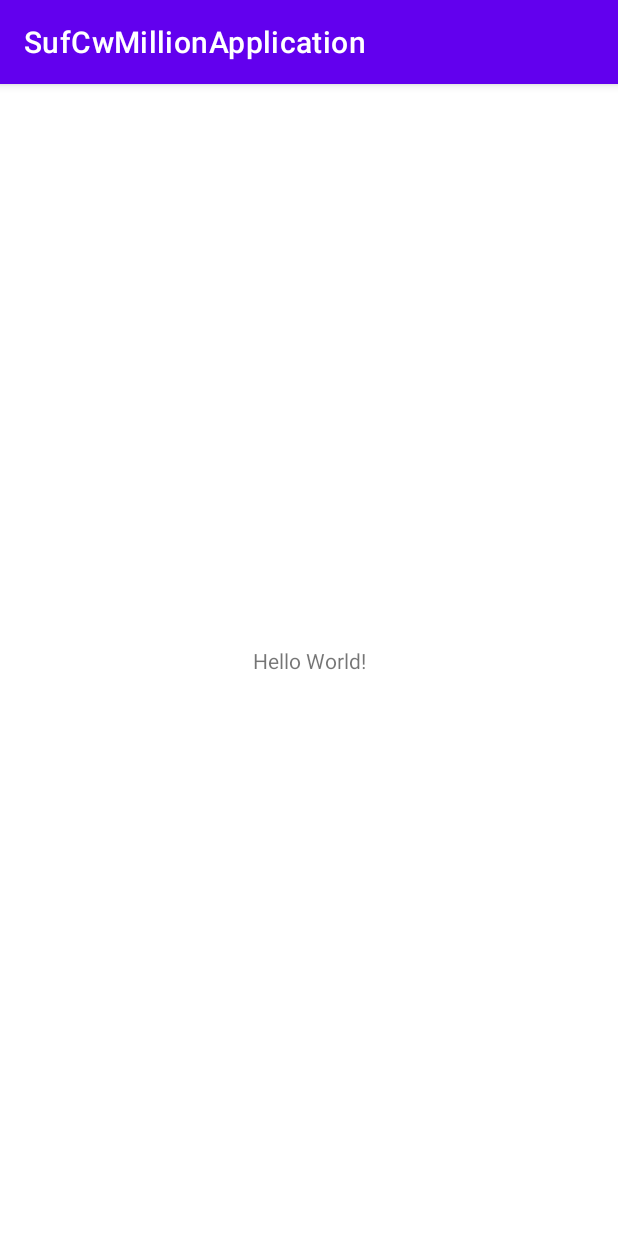
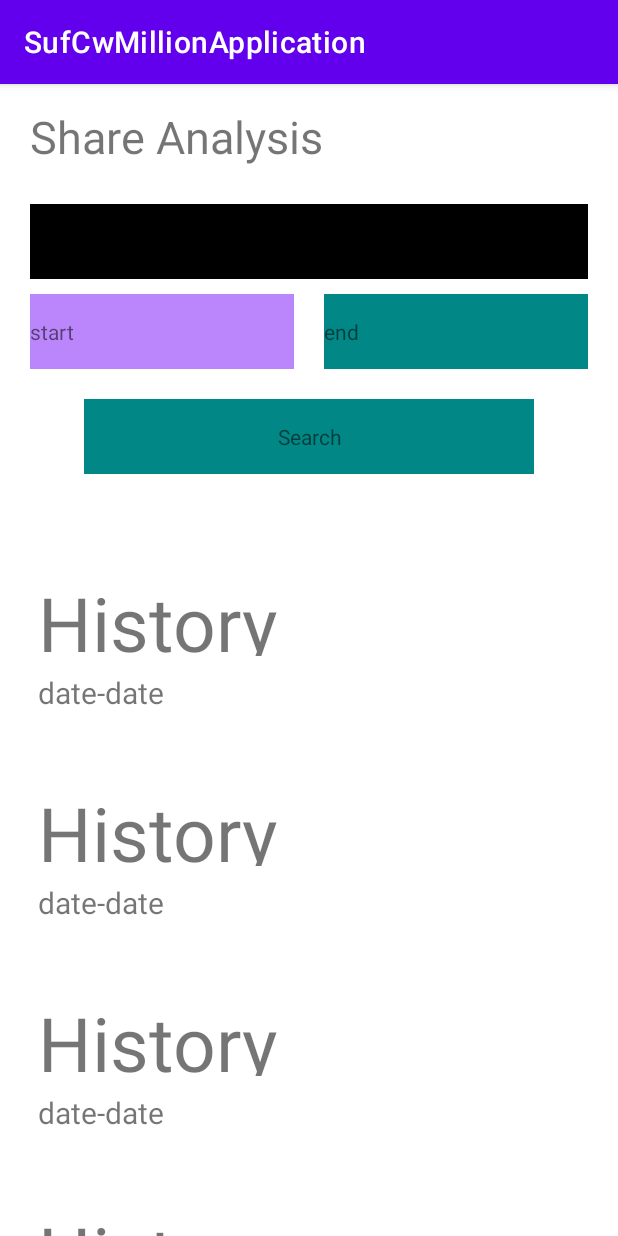
Before and after one commit to k-fin-2021/suf-cw-millions-app, an Android app: the screen it shows after launch (MainActivity), on a phone screen of 412 x 824 dp. Run offline under Robolectric (Android 15) with nearby library versions, the phone set to English and light mode, and no system bars.

Commit message:
create the first UI

```diff
--- a/app/build.gradle
+++ b/app/build.gradle
@@ -36,5 +36,4 @@ dependencies {
     testImplementation 'junit:junit:4.+'
     androidTestImplementation 'androidx.test.ext:junit:1.1.1'
     androidTestImplementation 'androidx.test.espresso:espresso-core:3.2.0'
-
 }
--- a/app/src/main/AndroidManifest.xml
+++ b/app/src/main/AndroidManifest.xml
@@ -6,7 +6,7 @@
     <uses-permission android:name="android.permission.INTERNET" />
 
     <application
-        android:name=".model.MainApplication"
+        android:name=".MainApplication"
         android:allowBackup="false"
         android:icon="@mipmap/ic_launcher"
         android:label="@string/app_name"
--- a/app/src/main/java/uk/ac/kcl/sufcwmillionapplication/model/MainApplication.java
+++ b/app/src/main/java/uk/ac/kcl/sufcwmillionapplication/MainApplication.java
@@ -1,4 +1,4 @@
-package uk.ac.kcl.sufcwmillionapplication.model;
+package uk.ac.kcl.sufcwmillionapplication;
 
 import android.app.Application;
 
--- a/app/src/main/java/uk/ac/kcl/sufcwmillionapplication/activity/MainActivity.java
+++ b/app/src/main/java/uk/ac/kcl/sufcwmillionapplication/activity/MainActivity.java
@@ -1,17 +1,50 @@
 package uk.ac.kcl.sufcwmillionapplication.activity;
 
 import androidx.appcompat.app.AppCompatActivity;
+import androidx.recyclerview.widget.LinearLayoutManager;
+import androidx.recyclerview.widget.RecyclerView;
 
 import android.os.Bundle;
+import android.widget.LinearLayout;
+
+import java.util.ArrayList;
+import java.util.List;
 
 import uk.ac.kcl.sufcwmillionapplication.R;
+import uk.ac.kcl.sufcwmillionapplication.bean.SearchBean;
+import uk.ac.kcl.sufcwmillionapplication.view.MainRecAdapter;
 
 public class MainActivity extends AppCompatActivity {
     public final static String TAG = "MainAcitvity";
+
+    RecyclerView mainRecyclerView;
+    MainRecAdapter adapter;
+    ArrayList<SearchBean> histories;
 
     @Override
     protected void onCreate(Bundle savedInstanceState) {
         super.onCreate(savedInstanceState);
         setContentView(R.layout.activity_main);
+        mainRecyclerView = findViewById(R.id.main_recyclerview);
+        initData();
+        init();
+    }
+
+    void init() {
+        adapter = new MainRecAdapter();
+        if (histories!=null){
+            adapter.setHistories(histories);
+        }
+        mainRecyclerView.setLayoutManager(new LinearLayoutManager(this));
+        mainRecyclerView.setAdapter(adapter);
+    }
+
+    void initData() {
+        histories = new ArrayList<>();
+        for (int i=0;i<5;i++){
+            SearchBean searchBean = new SearchBean();
+            searchBean.setName("History "+i);
+            histories.add(searchBean);
+        }
     }
 }
--- /dev/null
+++ b/app/src/main/java/uk/ac/kcl/sufcwmillionapplication/bean/SearchBean.java
@@ -0,0 +1,35 @@
+package uk.ac.kcl.sufcwmillionapplication.bean;
+
+import java.util.Date;
+
+public class SearchBean {
+
+    public String name;
+    public Date startDate;
+    public Date endDate;
+
+
+    public String getName() {
+        return name;
+    }
+
+    public void setName(String name) {
+        this.name = name;
+    }
+
+    public Date getStartDate() {
+        return startDate;
+    }
+
+    public void setStartDate(Date startDate) {
+        this.startDate = startDate;
+    }
+
+    public Date getEndDate() {
+        return endDate;
+    }
+
+    public void setEndDate(Date endDate) {
+        this.endDate = endDate;
+    }
+}
--- /dev/null
+++ b/app/src/main/java/uk/ac/kcl/sufcwmillionapplication/view/MainRecAdapter.java
@@ -0,0 +1,107 @@
+package uk.ac.kcl.sufcwmillionapplication.view;
+
+import android.graphics.Color;
+import android.util.Log;
+import android.view.LayoutInflater;
+import android.view.View;
+import android.view.ViewGroup;
+import android.widget.TextView;
+
+import androidx.annotation.NonNull;
+import androidx.recyclerview.widget.RecyclerView;
+
+import java.util.List;
+
+import uk.ac.kcl.sufcwmillionapplication.R;
+import uk.ac.kcl.sufcwmillionapplication.bean.SearchBean;
+
+public class MainRecAdapter extends RecyclerView.Adapter<RecyclerView.ViewHolder> {
+
+    private List<SearchBean> mHistories;
+
+    private static final int MAIN_ITEM = 0;
+    private static final int SUB_ITEM = 1;
+
+    public void setHistories(List<SearchBean> mHistories) {
+        this.mHistories = mHistories;
+        notifyDataSetChanged();
+    }
+
+    public MainRecAdapter() {
+
+    }
+
+    static class HistoryViewHolder extends RecyclerView.ViewHolder {
+        TextView historyName;
+
+        public HistoryViewHolder(View view) {
+            super(view);
+            historyName = view.findViewById(R.id.history_name);
+        }
+
+    }
+
+    static class MainViewHolder extends RecyclerView.ViewHolder {
+        TextView searchView;
+
+        public MainViewHolder(View view) {
+            super(view);
+            searchView = view.findViewById(R.id.search);
+        }
+
+    }
+
+
+
+    @Override
+
+    public RecyclerView.ViewHolder onCreateViewHolder(ViewGroup parent, int viewType) {
+        if (viewType == MAIN_ITEM) {
+            View view = LayoutInflater.from(parent.getContext()).inflate(R.layout.rec_main_item, parent, false);
+            MainViewHolder holder = new MainViewHolder(view);
+            return holder;
+        } else {
+            View view = LayoutInflater.from(parent.getContext()).inflate(R.layout.rec_sub_item, parent, false);
+            HistoryViewHolder holder = new HistoryViewHolder(view);
+            return holder;
+        }
+
+    }
+
+    @Override
+    public void onBindViewHolder(@NonNull RecyclerView.ViewHolder holder, int position) {
+        int viewType = holder.getItemViewType();
+        Log.d(getClass().getCanonicalName(),"ITEM "+viewType+"  "+position);
+        if (viewType == MAIN_ITEM) {
+            MainViewHolder viewHolder = (MainViewHolder) holder;
+            viewHolder.searchView.setText("HK");
+            Log.d(getClass().getCanonicalName(),"MAIN ITEM");
+        } else {
+            Log.d(getClass().getCanonicalName(),"SUB ITEM");
+            if (mHistories.size() > 1) {
+                SearchBean searchBean = mHistories.get(position - 1);
+                if (searchBean != null) {
+                    Log.d(getClass().getCanonicalName(),searchBean.toString());
+                    HistoryViewHolder viewHolder = (HistoryViewHolder) holder;
+                    viewHolder.historyName.setText("History");
+                }
+            }
+
+        }
+    }
+
+    @Override
+    public int getItemCount() {
+        Log.d(getClass().getCanonicalName(),"size "+ mHistories.size());
+        return mHistories == null || mHistories.size() == 0 ? 1 : mHistories.size() + 1;
+    }
+
+    @Override
+    public int getItemViewType(int position) {
+        if (position == 0){
+            return MAIN_ITEM;
+        }else {
+            return SUB_ITEM;
+        }
+    }
+}
--- a/app/src/main/res/layout/activity_main.xml
+++ b/app/src/main/res/layout/activity_main.xml
@@ -1,18 +1,16 @@
 <?xml version="1.0" encoding="utf-8"?>
-<androidx.constraintlayout.widget.ConstraintLayout xmlns:android="http://schemas.android.com/apk/res/android"
+<LinearLayout xmlns:android="http://schemas.android.com/apk/res/android"
     xmlns:app="http://schemas.android.com/apk/res-auto"
     xmlns:tools="http://schemas.android.com/tools"
     android:layout_width="match_parent"
     android:layout_height="match_parent"
     tools:context=".activity.MainActivity">
 
-    <TextView
-        android:layout_width="wrap_content"
-        android:layout_height="wrap_content"
-        android:text="Hello World!"
-        app:layout_constraintBottom_toBottomOf="parent"
-        app:layout_constraintLeft_toLeftOf="parent"
-        app:layout_constraintRight_toRightOf="parent"
-        app:layout_constraintTop_toTopOf="parent" />
+    <androidx.recyclerview.widget.RecyclerView
+        android:id="@+id/main_recyclerview"
+        android:layout_width="match_parent"
+        android:layout_height="match_parent">
 
-</androidx.constraintlayout.widget.ConstraintLayout>
+    </androidx.recyclerview.widget.RecyclerView>
+
+</LinearLayout>
--- /dev/null
+++ b/app/src/main/res/layout/rec_main_item.xml
@@ -0,0 +1,81 @@
+<?xml version="1.0" encoding="utf-8"?>
+<androidx.constraintlayout.widget.ConstraintLayout xmlns:android="http://schemas.android.com/apk/res/android"
+    android:layout_width="match_parent"
+    android:layout_height="300dp"
+    xmlns:app="http://schemas.android.com/apk/res-auto">
+
+    <TextView
+        android:text="Share Analysis"
+        android:id="@+id/whiteboard"
+        android:gravity="center_vertical"
+        android:layout_width="match_parent"
+        android:layout_height="70dp"
+        android:textSize="30sp"
+        android:layout_margin="20dp"
+        android:background="@color/white"
+        app:layout_constraintLeft_toLeftOf="parent"
+        app:layout_constraintLeft_toRightOf="parent">
+    </TextView>
+
+    <TextView
+        android:id="@+id/search"
+        android:gravity="center_vertical"
+        android:layout_width="match_parent"
+        android:layout_height="50dp"
+        android:background="@color/black"
+        android:layout_marginLeft="20dp"
+        android:layout_marginRight="20dp"
+        android:layout_marginTop="10dp"
+        android:layout_marginBottom="10dp"
+        app:layout_constraintTop_toBottomOf="@id/whiteboard"
+        app:layout_constraintLeft_toLeftOf="parent"
+        app:layout_constraintLeft_toRightOf="parent">
+    </TextView>
+
+    <TextView
+        android:id="@+id/start_date"
+        android:text="start"
+        android:gravity="center_vertical"
+
+        android:layout_marginLeft="20dp"
+        android:layout_marginRight="10dp"
+        android:layout_marginTop="10dp"
+        android:layout_marginBottom="10dp"
+
+        android:layout_width="0dp"
+        android:layout_height="50dp"
+        android:background="@color/purple_200"
+        app:layout_constraintEnd_toStartOf="@id/end_date"
+        app:layout_constraintStart_toStartOf="parent"
+        app:layout_constraintLeft_toLeftOf="@id/search"
+        app:layout_constraintTop_toBottomOf="@id/search"/>
+
+    <TextView
+        android:id="@+id/end_date"
+        android:text="end"
+        android:gravity="center_vertical"
+        android:layout_width="0dp"
+        android:layout_height="50dp"
+        android:background="@color/teal_700"
+        android:layout_marginLeft="10dp"
+        android:layout_marginRight="20dp"
+        android:layout_marginTop="10dp"
+        android:layout_marginBottom="10dp"        app:layout_constraintEnd_toEndOf="parent"
+        app:layout_constraintStart_toEndOf="@id/start_date"
+        app:layout_constraintTop_toBottomOf="@id/search"
+        app:layout_constraintLeft_toRightOf="@id/start_date"/>
+
+    <TextView
+        android:id="@+id/search_btn"
+        android:text="Search"
+        android:gravity="center"
+        android:layout_width="300dp"
+        android:layout_height="50dp"
+        android:layout_margin="20dp"
+
+        android:background="@color/teal_700"
+        app:layout_constraintEnd_toEndOf="parent"
+        app:layout_constraintStart_toStartOf="parent"
+        app:layout_constraintTop_toBottomOf="@id/start_date" />
+
+</androidx.constraintlayout.widget.ConstraintLayout>
--- /dev/null
+++ b/app/src/main/res/layout/rec_sub_item.xml
@@ -0,0 +1,27 @@
+<?xml version="1.0" encoding="utf-8"?>
+<LinearLayout
+    xmlns:android="http://schemas.android.com/apk/res/android"
+    android:orientation="vertical"
+    android:layout_margin="20dp"
+    android:layout_width="match_parent"
+    android:layout_height="100dp">
+
+    <TextView
+        android:id="@+id/history_name"
+        android:text="name"
+        android:textSize="50sp"
+        android:layout_weight="1"
+        android:padding="5dp"
+        android:gravity="center_vertical"
+        android:layout_width="match_parent"
+        android:layout_height="match_parent"></TextView>
+    <TextView
+        android:id="@+id/date"
+        android:text="date-date"
+        android:textSize="20sp"
+        android:padding="5dp"
+        android:layout_weight="2"
+        android:gravity="center_vertical"
+        android:layout_width="match_parent"
+        android:layout_height="match_parent"></TextView>
+</LinearLayout>
```
